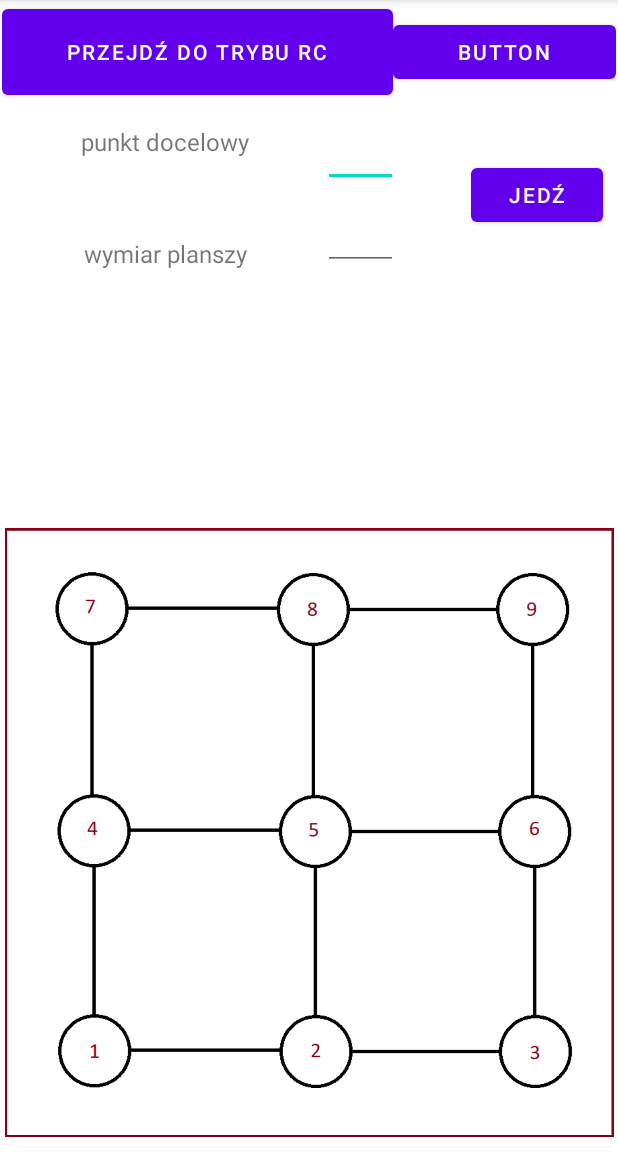
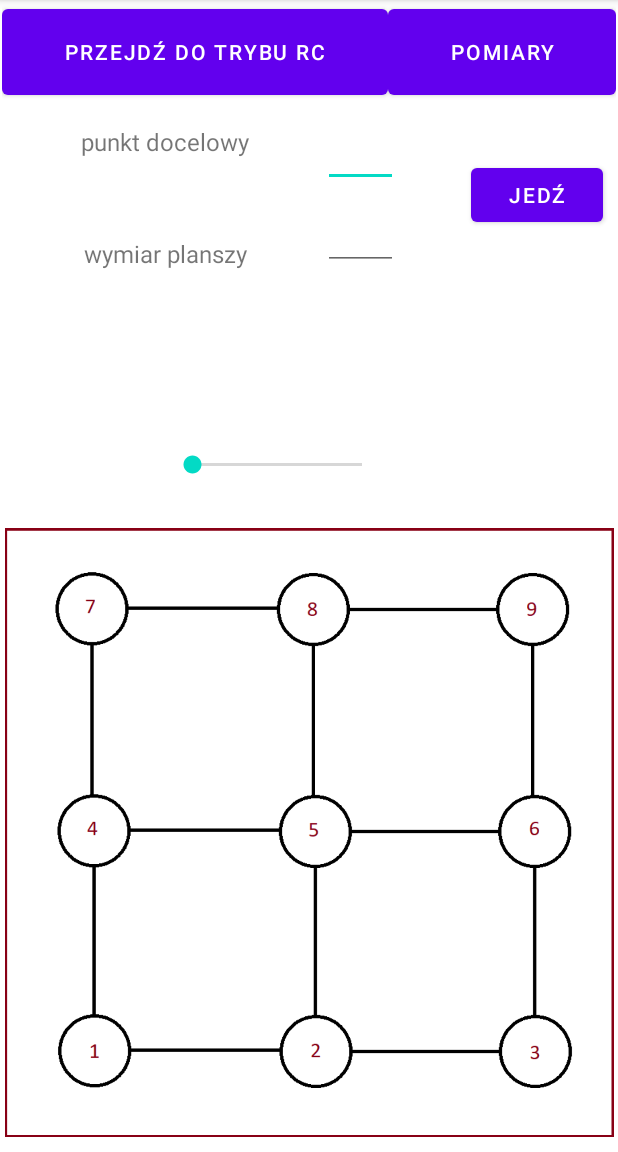
Before and after one commit to SlawomirJJ/maluch-aplikacja, an Android app: the MainActivity screen opened directly, with no data from a screen before it, after a tap on "PRZEJDŹ DO STER AUTONOMICZNEGO", on a phone screen of 412 x 824 dp, the part 84-1236 px from its top. Run offline under Robolectric (Android 15) with nearby library versions, the phone set to English and light mode, and no system bars; our stand-ins replace Firebase (no records; nobody signed in at launch, a user with empty details on screens opened directly).

Commit message:
działające przed statystykami

```diff
--- a/maluch3/app/src/main/java/com/robo/maluch3/MainActivity.kt
+++ b/maluch3/app/src/main/java/com/robo/maluch3/MainActivity.kt
@@ -12,7 +12,6 @@ import androidx.annotation.NonNull
 import androidx.appcompat.app.AppCompatActivity
 import com.google.firebase.database.*
 import kotlinx.android.synthetic.main.activity_main.*
-import java.util.*
 
 
 class MainActivity : AppCompatActivity() {
@@ -44,7 +43,7 @@ class MainActivity : AppCompatActivity() {
             }
 
             override fun onStopTrackingTouch(seekBar: SeekBar?) {
-                //predkosc = progress.toString().toInt()
+
             }
 
         })
@@ -170,18 +169,18 @@ class MainActivity : AppCompatActivity() {
 
 
 
-        btn_przejdz_do_auto.setOnClickListener{
+        btn_przejdz_do_auto_pomiary.setOnClickListener{
             val intent = Intent(this,SterAutoActivity::class.java)
             startActivity(intent)
         }
 
-/*
-        btn_pomiary.setOnClickListener{
+
+        btn_pomiaryRC.setOnClickListener{
             val intent = Intent(this,pomiaryActivity::class.java)
             startActivity(intent)
         }
 
-*/
+
 
 
 
--- a/maluch3/app/src/main/java/com/robo/maluch3/SterAutoActivity.kt
+++ b/maluch3/app/src/main/java/com/robo/maluch3/SterAutoActivity.kt
@@ -4,6 +4,7 @@ import android.content.Intent
 import androidx.appcompat.app.AppCompatActivity
 import android.os.Bundle
 import android.text.TextUtils
+import android.widget.SeekBar
 import android.widget.Toast
 import com.google.firebase.database.FirebaseDatabase
 import kotlinx.android.synthetic.main.activity_main.*
@@ -18,18 +19,41 @@ class SterAutoActivity : AppCompatActivity() {
 
 
         var database = FirebaseDatabase.getInstance().reference
+        var predkosc: Int=0
+        var predkoscPrzeskalowana=20
+
+        seekBarA.setOnSeekBarChangeListener(object:SeekBar.OnSeekBarChangeListener{
+            override fun onProgressChanged(seekBar: SeekBar?, progress: Int, fromUser: Boolean) {
+                predkosc = progress.toString().toInt()
+                predkoscPrzeskalowana = if (predkosc == 0) {
+                    0
+
+                } else {
+                    (predkosc/3.333333333333 + 225).toInt()
+                }
+            }
+
+            override fun onStartTrackingTouch(seekBar: SeekBar?) {
+
+            }
+
+            override fun onStopTrackingTouch(seekBar: SeekBar?) {
+
+            }
+
+        })
 
 
-        btn_przej_do_RC.setOnClickListener{
+        btn_przej_do_RC_pomiary.setOnClickListener{
             val intent = Intent(this,MainActivity::class.java)
             startActivity(intent)
         }
-/*
-        btn_pomiary.setOnClickListener{
+
+        btn_pomiaryA.setOnClickListener{
             val intent = Intent(this,pomiaryActivity::class.java)
             startActivity(intent)
         }
-*/
+
 
 
 
@@ -59,7 +83,7 @@ class SterAutoActivity : AppCompatActivity() {
                         var wymiar = 2
                     }*/
 
-                    database.child("ESP32").setValue(Sterowanie("S", punkt, "A", 255,wymiar))
+                    database.child("ESP32").setValue(Sterowanie("S", punkt, "A", predkoscPrzeskalowana,wymiar))
 
 
                    /* if (!(TextUtils.isEmpty(input_wymiar.text.toString().trim { it <= ' ' }))) {
--- a/maluch3/app/src/main/res/layout-land/activity_main.xml
+++ b/maluch3/app/src/main/res/layout-land/activity_main.xml
@@ -17,19 +17,19 @@
         app:layout_constraintTop_toBottomOf="@+id/linearLayout3" />
 
     <Button
-        android:id="@+id/btn_pomiary"
+        android:id="@+id/btn_pomiaryRC"
         android:layout_width="169dp"
         android:layout_height="65dp"
         android:layout_marginBottom="10dp"
         android:layout_weight="1"
         android:text="pomiary"
-        app:layout_constraintBottom_toTopOf="@+id/btn_przejdz_do_auto"
+        app:layout_constraintBottom_toTopOf="@+id/btn_przejdz_do_auto_pomiary"
         app:layout_constraintEnd_toStartOf="@+id/linearLayout"
         app:layout_constraintHorizontal_bias="0.5"
         app:layout_constraintStart_toEndOf="@+id/linearLayout3" />
 
     <Button
-        android:id="@+id/btn_przejdz_do_auto"
+        android:id="@+id/btn_przejdz_do_auto_pomiary"
         android:layout_width="164dp"
         android:layout_height="90dp"
         android:layout_marginBottom="3dp"
--- a/maluch3/app/src/main/res/layout-sw600dp/activity_main.xml
+++ b/maluch3/app/src/main/res/layout-sw600dp/activity_main.xml
@@ -49,14 +49,14 @@
         app:layout_constraintTop_toTopOf="parent">
 
         <Button
-            android:id="@+id/btn_przejdz_do_auto"
+            android:id="@+id/btn_przejdz_do_auto_pomiary"
             android:layout_width="124dp"
             android:layout_height="match_parent"
             android:layout_weight="1"
             android:text="przejdź do ster autonomicznego" />
 
         <Button
-            android:id="@+id/btn_pomiary"
+            android:id="@+id/btn_pomiaryRC"
             android:layout_width="wrap_content"
             android:layout_height="match_parent"
             android:layout_weight="1"
--- a/maluch3/app/src/main/res/layout/activity_main.xml
+++ b/maluch3/app/src/main/res/layout/activity_main.xml
@@ -18,14 +18,14 @@
         app:layout_constraintTop_toTopOf="parent">
 
         <Button
-            android:id="@+id/btn_przejdz_do_auto"
+            android:id="@+id/btn_przejdz_do_auto_pomiary"
             android:layout_width="124dp"
             android:layout_height="match_parent"
             android:layout_weight="1"
             android:text="przejdź do ster autonomicznego" />
 
         <Button
-            android:id="@+id/btn_pomiary"
+            android:id="@+id/btn_pomiaryRC"
             android:layout_width="wrap_content"
             android:layout_height="match_parent"
             android:layout_weight="1"
--- a/maluch3/app/src/main/res/layout/activity_ster_auto.xml
+++ b/maluch3/app/src/main/res/layout/activity_ster_auto.xml
@@ -5,6 +5,18 @@
     android:layout_width="match_parent"
     android:layout_height="match_parent"
     tools:context=".SterAutoActivity">
+
+    <SeekBar
+        android:id="@+id/seekBarA"
+        android:layout_width="145dp"
+        android:layout_height="44dp"
+        android:layout_marginTop="20dp"
+        android:layout_marginBottom="20dp"
+        app:layout_constraintBottom_toTopOf="@+id/imageView"
+        app:layout_constraintEnd_toEndOf="parent"
+        app:layout_constraintHorizontal_bias="0.421"
+        app:layout_constraintStart_toStartOf="parent"
+        app:layout_constraintTop_toBottomOf="@+id/linearLayout3" />
 
     <LinearLayout
         android:id="@+id/linearLayout4"
@@ -17,18 +29,18 @@
         app:layout_constraintTop_toTopOf="parent">
 
         <Button
-            android:id="@+id/btn_przej_do_RC"
+            android:id="@+id/btn_przej_do_RC_pomiary"
             android:layout_width="wrap_content"
             android:layout_height="match_parent"
             android:layout_weight="1"
             android:text="Przejdź do trybu RC" />
 
         <Button
-            android:id="@+id/button"
+            android:id="@+id/btn_pomiaryA"
             android:layout_width="wrap_content"
-            android:layout_height="wrap_content"
+            android:layout_height="match_parent"
             android:layout_weight="1"
-            android:text="Button" />
+            android:text="pomiary" />
 
     </LinearLayout>
 
```
Also changed, not shown: maluch3/app/src/main/java/com/robo/maluch3/pomiaryActivity.kt (+74 -6 lines), maluch3/app/src/main/res/layout/activity_pomiary.xml (+6 -6 lines).
